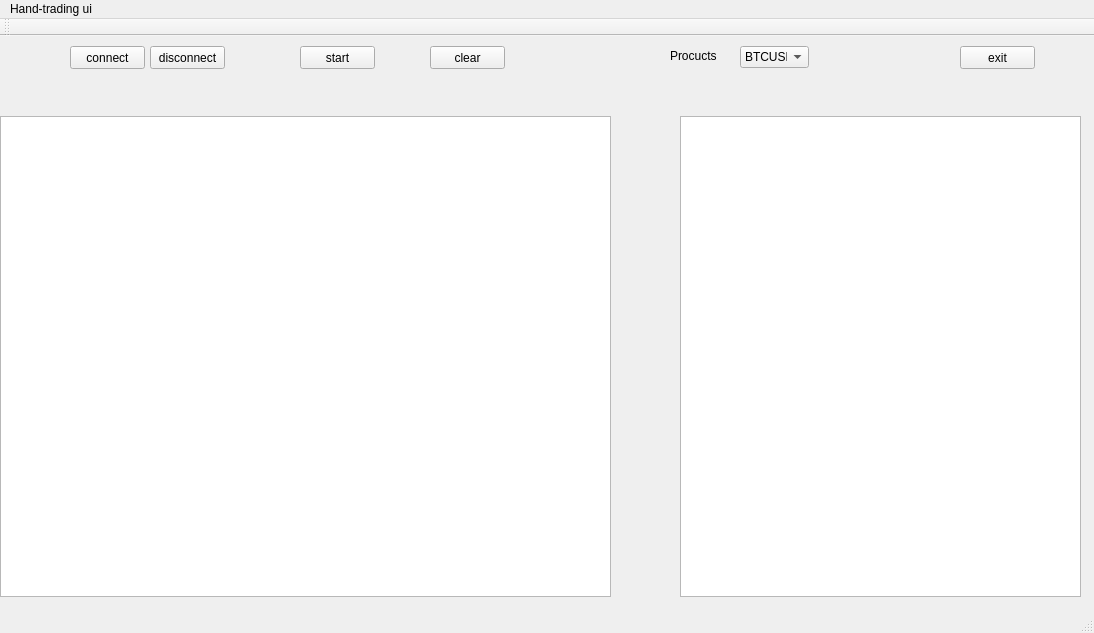
The window that mainwindow.ui (AndyHudsonDev/CryptoUI) describes before a commit, drawn with Qt 5.
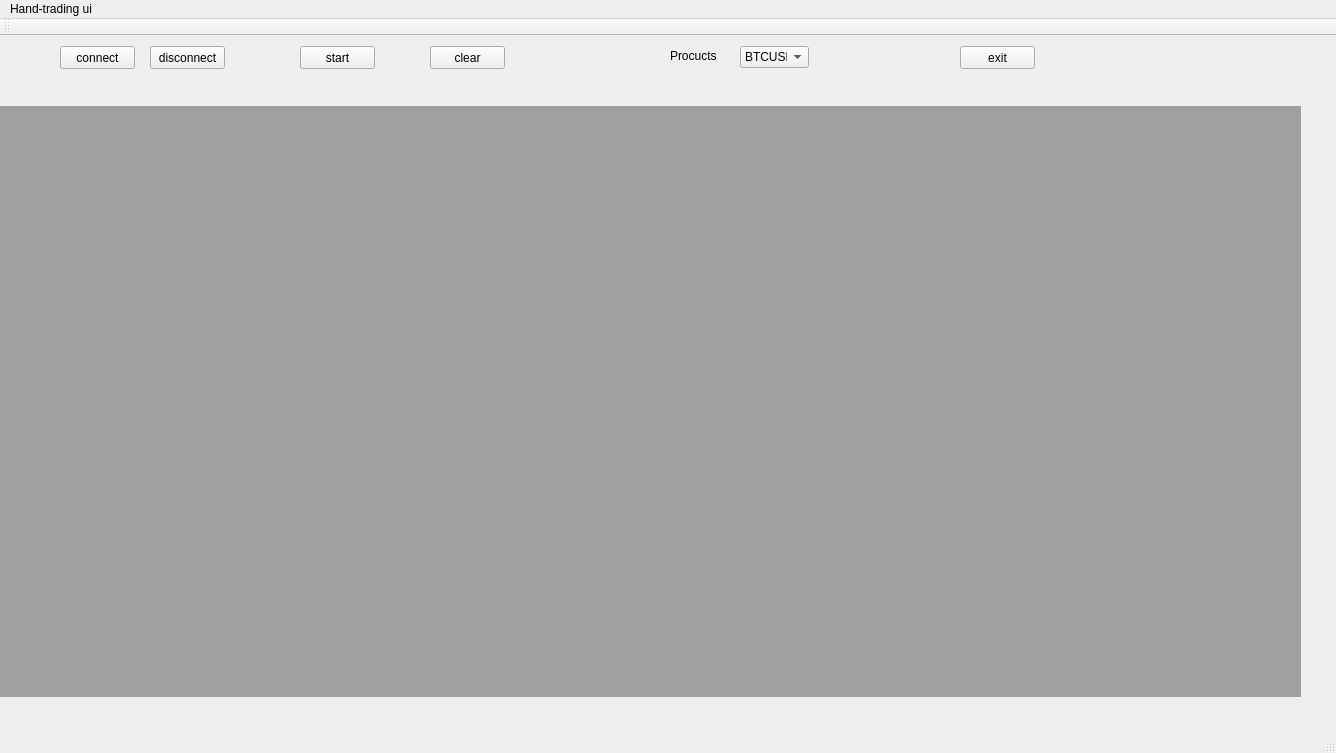
The same window after the commit.

What changed in the file:
```diff
--- a/mainwindow.ui
+++ b/mainwindow.ui
@@ -6,8 +6,8 @@
    <rect>
     <x>0</x>
     <y>0</y>
-    <width>1094</width>
-    <height>633</height>
+    <width>1336</width>
+    <height>753</height>
    </rect>
   </property>
   <property name="windowTitle">
@@ -30,7 +30,7 @@
    <widget class="QPushButton" name="connect">
     <property name="geometry">
      <rect>
-      <x>70</x>
+      <x>60</x>
       <y>10</y>
       <width>75</width>
       <height>23</height>
@@ -40,16 +40,6 @@
      <string>connect</string>
     </property>
    </widget>
-   <widget class="QTableView" name="tv">
-    <property name="geometry">
-     <rect>
-      <x>0</x>
-      <y>80</y>
-      <width>611</width>
-      <height>481</height>
-     </rect>
-    </property>
-   </widget>
    <widget class="QPushButton" name="exit">
     <property name="geometry">
      <rect>
@@ -63,16 +53,6 @@
      <string>exit</string>
     </property>
    </widget>
-   <widget class="QTableView" name="tv2">
-    <property name="geometry">
-     <rect>
-      <x>680</x>
-      <y>80</y>
-      <width>401</width>
-      <height>481</height>
-     </rect>
-    </property>
-   </widget>
    <widget class="QPushButton" name="clear">
     <property name="geometry">
      <rect>
@@ -132,13 +112,23 @@
      <string>Procucts</string>
     </property>
    </widget>
+   <widget class="QMdiArea" name="area">
+    <property name="geometry">
+     <rect>
+      <x>0</x>
+      <y>70</y>
+      <width>1301</width>
+      <height>591</height>
+     </rect>
+    </property>
+   </widget>
   </widget>
   <widget class="QMenuBar" name="menuBar">
    <property name="geometry">
     <rect>
      <x>0</x>
      <y>0</y>
-     <width>1094</width>
+     <width>1336</width>
      <height>21</height>
     </rect>
    </property>
```
Left out of the diff: 15 changed lines with no effect on the pictures.
